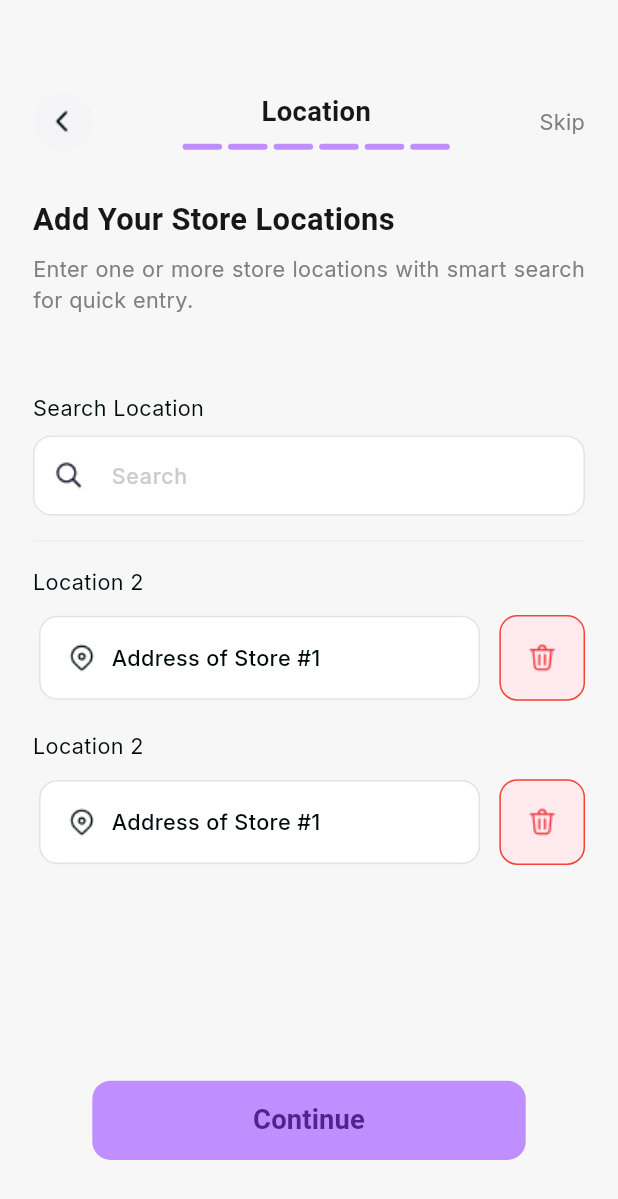
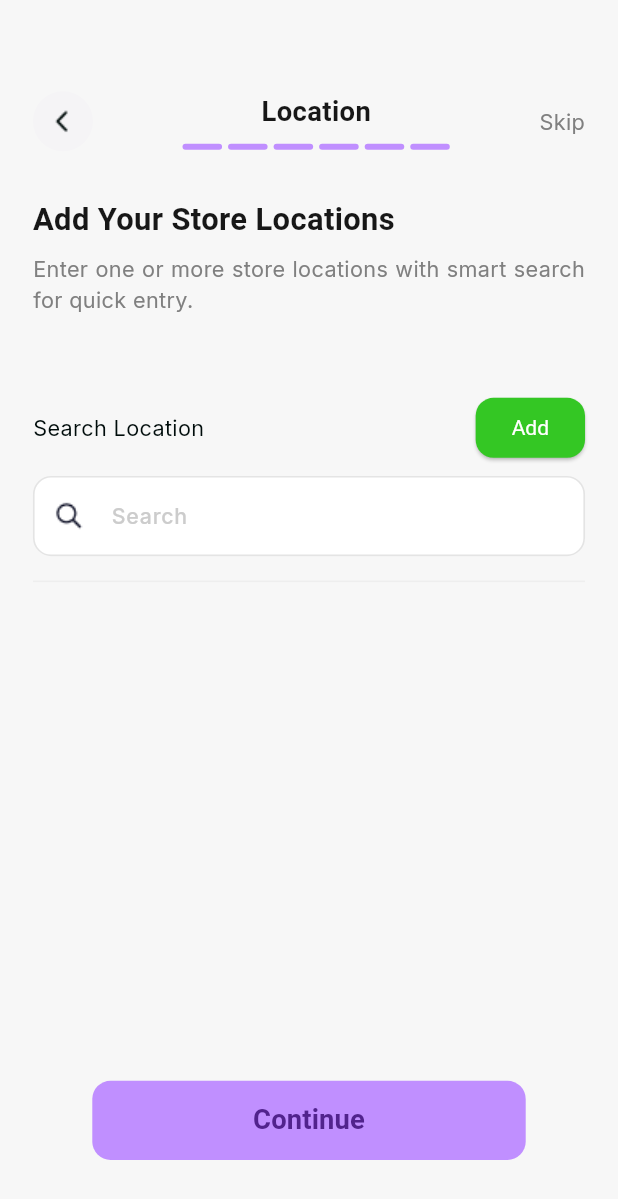
Before and after one commit to azmirkhan0101/crescent-business-app, a Flutter app: the StoreLocationScreen screen opened by its route, on a phone screen of 412 x 824 dp. Shown: the top 1199 px of the screen. Run offline on Flutter 3.47's test engine with Material 3 defaults, Android fonts, the phone set to English and light mode, and no system bars; drawn by our look-alikes of oktoast; our stand-ins replace buttons_tabbar, file_picker, fl_chart, flutter_screenutil, flutter_svg, get and 4 more; missing offline and left inert: any_link_preview, mobile_scanner.

```diff
--- a/lib/binding/initial_binding.dart
+++ b/lib/binding/initial_binding.dart
@@ -1,7 +1,7 @@
 import 'package:get/get.dart';
 import 'package:organization/controller/auth/login_controller.dart';
 import 'package:organization/controller/main_navigation_screen_controller/main_navigation_screen_controller.dart';
-import '../controller/auth/sign_in_controller.dart';
+import '../controller/auth/sign_up_controller.dart';
 import '../controller/auth/forgot_pass_controller.dart';
 import '../controller/auth/otp_verification_controller.dart';
 
@@ -12,8 +12,8 @@ class InitialBinding extends Bindings {
       return MainNavigationScreenController();
     }, fenix: true);
 
-    Get.lazyPut<SignInController>((){
-      return SignInController();
+    Get.lazyPut<SignUpController>((){
+      return SignUpController();
     }, fenix: true);
 
     Get.lazyPut<LoginController>((){
--- a/lib/data/models/business_model/business_model.dart
+++ b/lib/data/models/business_model/business_model.dart
@@ -3,13 +3,16 @@ import 'dart:io';
 class BusinessModel{
 
   String? category;
-  final String? name;
-  final String? tagline;
-  final String? description;
-  final String? email;
-  final String? password;
-  final File? logo;
-  final List<String>? locations;
+  String? name;
+  String? tagline;
+  String? description;
+  String? email;
+  String? password;
+  String? businessPhoneNumber;
+  String? businessEmail;
+  String? businessWebsite;
+  File? logo;
+  List<String>? locations;
 
   BusinessModel({
     this.category,
@@ -18,6 +21,9 @@ class BusinessModel{
     this.description,
     this.email,
     this.password,
+    this.businessEmail,
+    this.businessPhoneNumber,
+    this.businessWebsite,
     this.logo,
     this.locations
   });
--- a/lib/features/auth/forgot_password_screen.dart
+++ b/lib/features/auth/forgot_password_screen.dart
@@ -72,7 +72,7 @@ class ForgotPasswordScreen extends StatelessWidget {
                     TextFieldTitleWidget(text: AppText.email),
                     SizedBox(height: AppSizes.paddingSmallH),
                     CustomTextField(
-                      hintText: AppText.emailText,
+                      hintText: AppText.enterEmail,
                       prefixImagePath: AssetsPath.mailIcon,
                     ),
                   ],
@@ -101,7 +101,7 @@ class ForgotPasswordScreen extends StatelessWidget {
                 text: AppText.continueText,
                 backgroundColor: AppColors.primaryColor,
                 onPressed: () {
-                  Get.toNamed(AppRoutes.mainNav);
+                  Get.toNamed(AppRoutes.otpVerify);
                 },
               ),
               SizedBox(height: AppSizes.paddingMedium),
@@ -109,7 +109,7 @@ class ForgotPasswordScreen extends StatelessWidget {
                 firstText: AppText.dontHaveAccount,
                 lastText: AppText.signup,
                 onTap: () {
-                  Toast.successToast("Sign up screen");
+                  Get.offAllNamed(AppRoutes.categorySelection);
                 },
               ),
             ],
--- a/lib/features/auth/otp_verification_screen.dart
+++ b/lib/features/auth/otp_verification_screen.dart
@@ -77,7 +77,7 @@ class OtpVerificationScreen extends StatelessWidget {
         child: Column(
           mainAxisSize: MainAxisSize.min,
           children: [
-            /// Reactive Button
+            //Reactive Button
             CustomButton(
               buttonTextStyle: GoogleFonts.familjenGrotesk(
                 color: AppColors.buttonTextColor,
@@ -86,6 +86,7 @@ class OtpVerificationScreen extends StatelessWidget {
               ),
               text: AppText.continueText,
               onPressed: () {
+                //TODO: VERIFY CODE AND SHOW SNACK OR GO TO RESET PASSWORD SCREEN
                 Get.toNamed(AppRoutes.resetPassword);
               },
             ),
@@ -95,9 +96,10 @@ class OtpVerificationScreen extends StatelessWidget {
               firstText: "Haven’t receive any code?",
               lastText: "Resend Code",
               onTap: () {
+                //TODO: SHOW THIS SNACKBAR AFTER CODE SENT FROM CONTROLLER
                 CustomSnackBar.show(
                   context,
-                  message: "Resend Code",
+                  message: "A verification code has been sent to your email,",
                   icon: Icons.check_circle,
                   backgroundColor: Colors.green,
                 );
--- a/lib/features/get_started_screen.dart
+++ b/lib/features/get_started_screen.dart
@@ -107,7 +107,7 @@ class GetStartedScreen extends StatelessWidget {
           ),
         ),
 
-        ///button and login text
+        ///button and auth text
         bottomNavigationBar: Padding(
           padding: EdgeInsets.only(bottom: 50.h),
           child: Column(
--- a/lib/features/on_boarding/business_info_screen.dart
+++ b/lib/features/on_boarding/business_info_screen.dart
@@ -1,7 +1,7 @@
 import 'package:flutter/material.dart';
 import 'package:flutter_screenutil/flutter_screenutil.dart';
 import 'package:get/get.dart';
-import 'package:organization/controller/auth/sign_in_controller.dart';
+import 'package:organization/controller/auth/sign_up_controller.dart';
 import 'package:organization/features/on_boarding/widgets/onboarding_appbar.dart';
 import 'package:organization/features/on_boarding/widgets/under_button_widget.dart';
 import 'package:organization/utils/app_text.dart';
@@ -13,7 +13,7 @@ import '../widgets/text_field_title_widget.dart';
 
 class BusinessInfoScreen extends StatelessWidget {
 
-  final SignInController controller = Get.find<SignInController>();
+  final SignUpController controller = Get.find<SignUpController>();
 
   @override
   Widget build(BuildContext context) {
--- a/lib/features/on_boarding/category_selection_screen.dart
+++ b/lib/features/on_boarding/category_selection_screen.dart
@@ -1,7 +1,7 @@
 import 'package:flutter/material.dart';
 import 'package:flutter_screenutil/flutter_screenutil.dart';
 import 'package:get/get.dart';
-import 'package:organization/controller/auth/sign_in_controller.dart';
+import 'package:organization/controller/auth/sign_up_controller.dart';
 import 'package:organization/features/on_boarding/widgets/category_card_widget.dart';
 import 'package:organization/features/on_boarding/widgets/onboarding_appbar.dart';
 import 'package:organization/features/on_boarding/widgets/under_button_widget.dart';
@@ -19,7 +19,7 @@ class CategorySelectionScreen extends StatefulWidget {
 }
 
 class _CategorySelectionScreenState extends State<CategorySelectionScreen> {
-  final SignInController controller = Get.find<SignInController>();
+  final SignUpController controller = Get.find<SignUpController>();
   final List<CategoryModel> categories = CategoryModel.sampleList;
   int? selectedIndex;
 
--- a/lib/features/on_boarding/store_location_screen.dart
+++ b/lib/features/on_boarding/store_location_screen.dart
@@ -1,15 +1,14 @@
 import 'package:flutter/material.dart';
 import 'package:flutter_screenutil/flutter_screenutil.dart';
 import 'package:get/get.dart';
-import 'package:get/get_core/src/get_main.dart';
 import 'package:organization/features/on_boarding/widgets/onboarding_appbar.dart';
 import 'package:organization/features/on_boarding/widgets/under_button_widget.dart';
 import 'package:organization/utils/app_text.dart';
 import 'package:organization/utils/assets_path.dart';
+
 import '../../../utils/app_color.dart';
 import '../../../utils/app_size.dart';
-import '../../../utils/app_text_styles.dart';
-import '../../routes/app_pages.dart';
+import '../../controller/auth/sign_up_controller.dart';
 import '../profile/widget/location_widget.dart';
 import '../widgets/custom_text.dart';
 import '../widgets/custom_text_field_widget.dart';
@@ -17,7 +16,9 @@ import '../widgets/heading_text_widget.dart';
 import '../widgets/text_field_title_widget.dart';
 
 class StoreLocationScreen extends StatelessWidget {
-  const StoreLocationScreen({super.key});
+
+  final SignUpController controller = Get.find<SignUpController>();
+  RxList<String> locationNames = <String>[].obs;
 
   @override
   Widget build(BuildContext context) {
@@ -32,12 +33,14 @@ class StoreLocationScreen extends StatelessWidget {
           children: [
             SizedBox(height: 60.h),
             OnBoardingAppbarWidget(
-
               totalSteps: 6,
               currentStep: 6,
               title: AppText.location,
               suffix: GestureDetector(
-                onTap: () {},
+                onTap: () {
+                  controller.businessModel.locations = [];
+                  controller.signUp();
+                },
                 child:CustomText(text: AppText.skip,fontSize: 14.sp,color: AppColors.secondaryTextColor,fontWeight: FontWeight.w400,),
               ),
             ),
@@ -52,40 +55,56 @@ class StoreLocationScreen extends StatelessWidget {
             SizedBox(height: 50.h),
 
             /// Form fields
-            Form(
-              child: Column(
+            Column(
               mainAxisSize: MainAxisSize.min,
               crossAxisAlignment: CrossAxisAlignment.start,
               children: [
                 /// Email Field
+                Row(
+                  mainAxisAlignment: MainAxisAlignment.spaceBetween,
+                  children: [
                     TextFieldTitleWidget(text: "Search Location"),
+                    ElevatedButton(onPressed: (){
+                      if( controller.locationSearchController.text.trim().isNotEmpty ){
+                        locationNames.add(controller.locationSearchController.text.trim());
+                        controller.locationSearchController.clear();
+                      }
+                    },
+                        style: ElevatedButton.styleFrom(
+                          backgroundColor: AppColors.successGreen,
+                          textStyle: TextStyle(color: AppColors.white),
+                          shape: RoundedRectangleBorder(
+                            borderRadius: BorderRadius.circular(12)
+                          )
+                        ),
+                        child: Text("Add", style: TextStyle(color: AppColors.white),))
+                  ],
+                ),
                 SizedBox(height: AppSizes.paddingSmallH),
                 CustomTextField(
                   hintText: "Search",
                   prefixImagePath:
                   AssetsPath.searchIcon,
-
+                  controller: controller.locationSearchController,
                 ),
                 SizedBox(height: 16.h),
                 Divider(height: 1.w, color: Colors.grey.shade200),
-                  SizedBox(height: 16.h),
-
-                  /// location 1
-                  LocationWidget(
-                    headingText: AppText.location2,
-                    fieldText: AppText.store1Address,
-                    deleteTap: () {},
-                  ),
-                  SizedBox(height: 16.h),
-
-                  /// location 2
-                  LocationWidget(
-                    headingText: AppText.location2,
-                    fieldText: AppText.store1Address,
-                    deleteTap: () {},
-                  ),
               ],
             ),
+            Obx((){
+              return ListView.builder(
+                  shrinkWrap: true,
+                  itemCount: locationNames.length,
+                  itemBuilder: (context, index){
+                    return LocationWidget(
+                      headingText: "Location ${index+1}",
+                      fieldText: locationNames[index],
+                      deleteTap: () {
+                        locationNames.removeAt(index);
+                      },
+                    );
+                  });
+            }
             ),
           ],
         ),
@@ -94,7 +113,8 @@ class StoreLocationScreen extends StatelessWidget {
       /// continue Button
       bottomNavigationBar: UnderButtonWidget(
         onPressed: () {
-          Get.toNamed(AppRoutes.mainNav);
+          controller.businessModel.locations = locationNames;
+          controller.signUp();
         },
         buttonText: AppText.continueText,
       ),
```
Also changed, not shown: lib/controller/auth/forgot_pass_controller.dart (+12 -11 lines), lib/controller/auth/sign_up_controller.dart (renamed from lib/controller/auth/sign_in_controller.dart, +70 -16 lines), lib/features/on_boarding/account_creation_screen.dart (+8 -4 lines), lib/features/on_boarding/business_contact_info_screen.dart (+15 -3 lines), lib/features/on_boarding/upload_logo_screen.dart (+31 -5 lines), text.txt (+8 -0 lines). Lines whose indentation alone changed are shown as unchanged.
